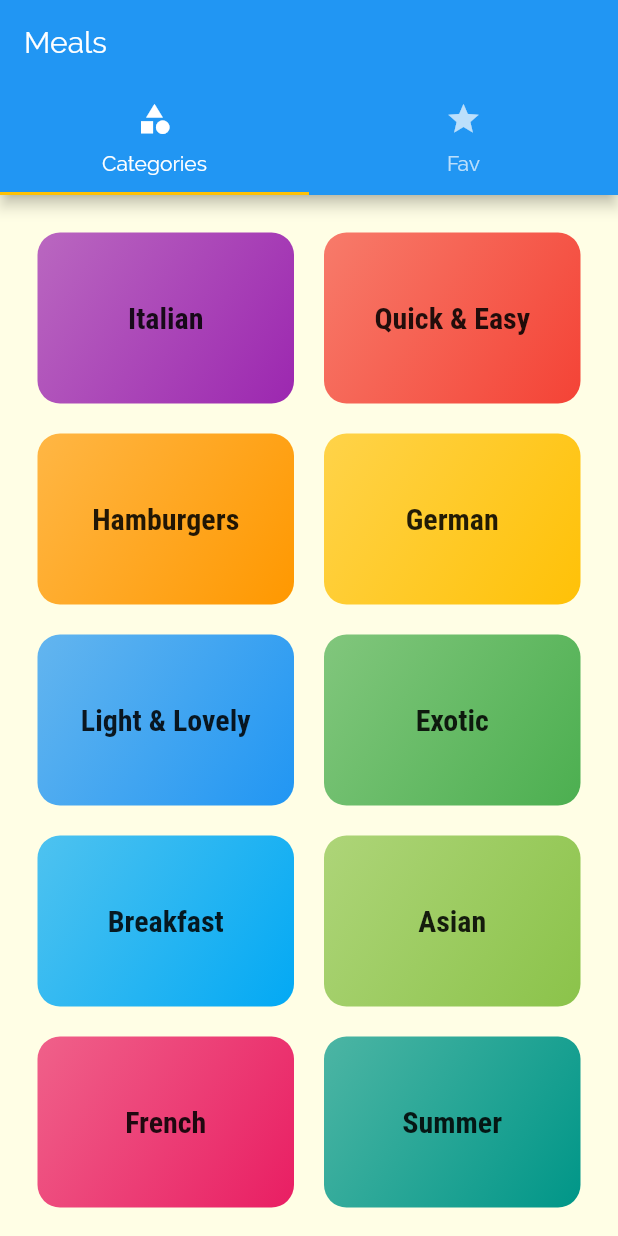
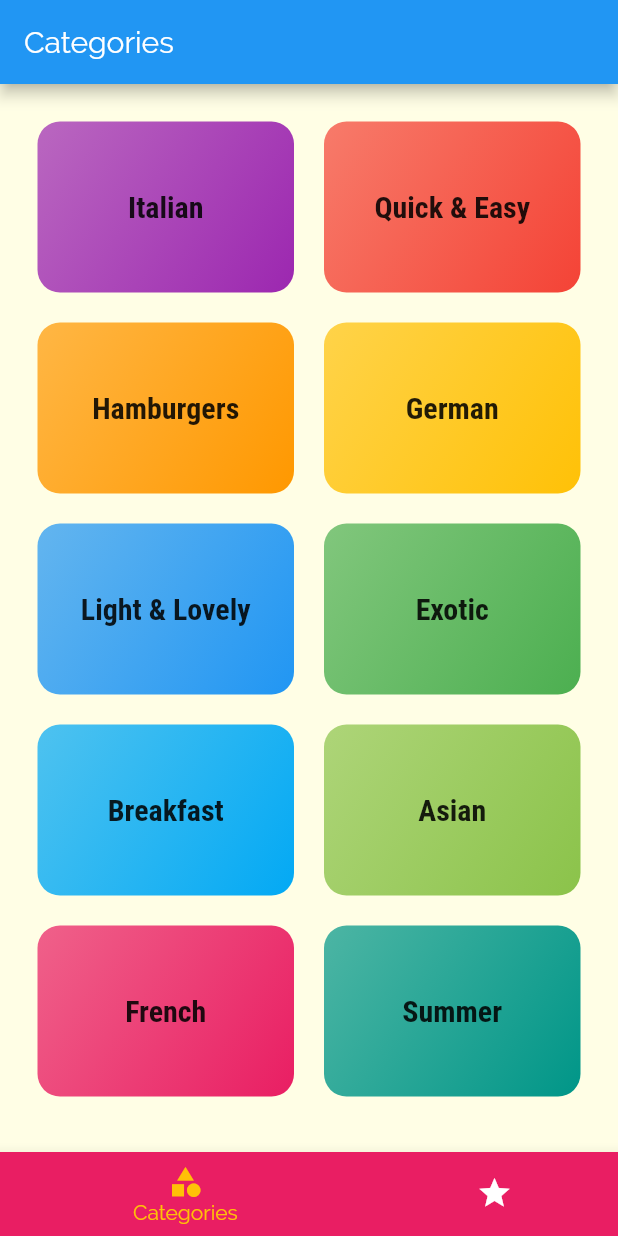
Before and after one commit to MostafaAmin0/Meal_App, a Flutter app: the screen it shows after launch, on a phone screen of 412 x 824 dp. Run offline on Flutter 3.47's test engine with Material 2 defaults, Android fonts, the phone set to English and light mode, and no system bars.

```diff
--- a/lib/screens/tabs_screen.dart
+++ b/lib/screens/tabs_screen.dart
@@ -9,29 +9,52 @@ class TabsScreen extends StatefulWidget {
 }
 
 class _TabsScreenState extends State<TabsScreen> {
+  final List<Map<String, Object>> _pages = const [
+    {
+      'screen': CategoriesScreen(),
+      'title': 'Categories',
+    },
+    {
+      'screen': Center(child: Text('Fav')),
+      'title': 'Your Fav',
+    },
+  ];
+
+  int _selectedIndex = 0;
+
   @override
   Widget build(BuildContext context) {
-    return DefaultTabController(
-      length: 2,
-      child: Scaffold(
-        appBar: AppBar(
-          title: const Text('Meals'),
-          bottom: const TabBar(tabs: [
-            Tab(
-              icon: Icon(Icons.category),
-              text: 'Categories',
-            ),
-            Tab(
-              icon: Icon(Icons.star),
-              text: 'Fav',
-            ),
-          ]),
-        ),
-        body: const TabBarView(children: [
-          CategoriesScreen(),
-          Center(child:Text('fav')),
-        ],),
+    return Scaffold(
+      appBar: AppBar(
+        title: Text(_pages[_selectedIndex]['title'] as String),
       ),
+      bottomNavigationBar: BottomNavigationBar(
+        onTap: (index) => setState(() {
+          _selectedIndex = index;
+        }),
+        backgroundColor: Theme.of(context).colorScheme.primary,
+        unselectedItemColor: Colors.white,
+        selectedItemColor: Theme.of(context).colorScheme.secondary,
+        currentIndex: _selectedIndex,
+        type: BottomNavigationBarType.shifting,
+        items: [
+          BottomNavigationBarItem(
+            ///for type [shifted]
+            backgroundColor: Theme.of(context).colorScheme.primary,
+
+            icon: const Icon(Icons.category),
+            label: 'Categories',
+          ),
+          BottomNavigationBarItem(
+            /// for type [shifted]
+            backgroundColor: Theme.of(context).colorScheme.primary,
+
+            icon: const Icon(Icons.star),
+            label: 'Favorite',
+          )
+        ],
+      ),
+      body: _pages[_selectedIndex]['screen'] as Widget,
     );
   }
 }
```
